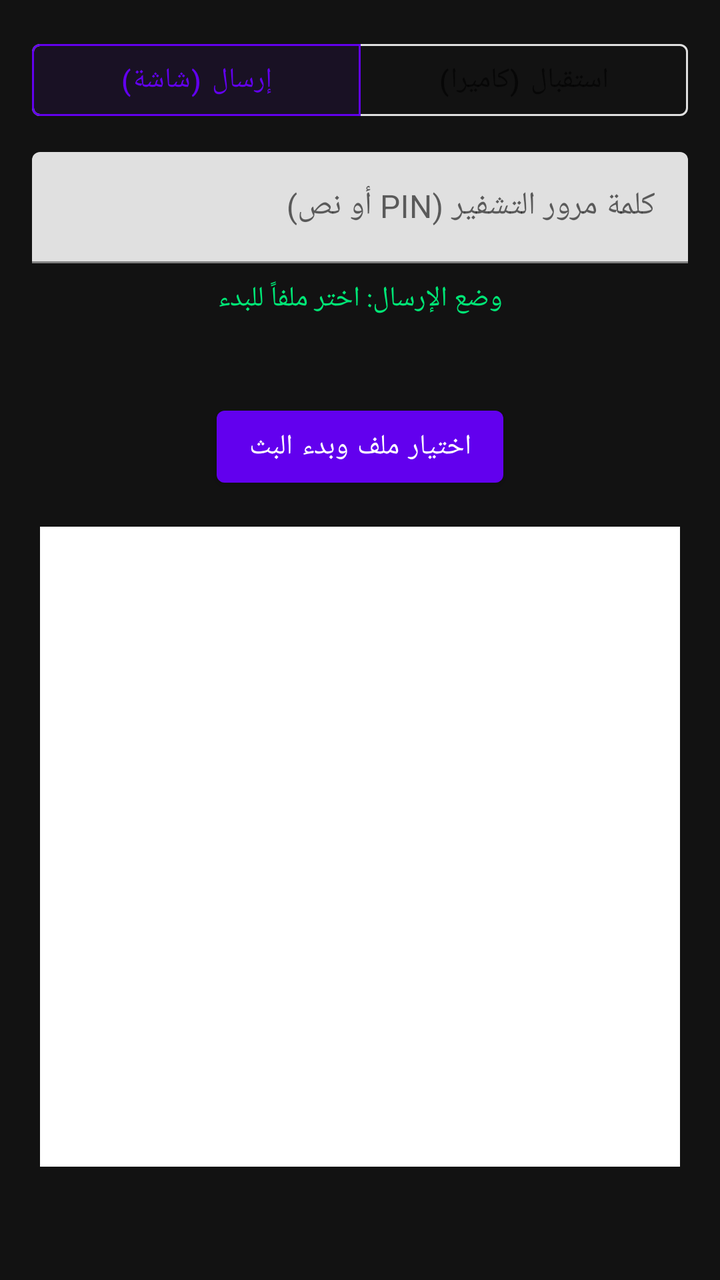
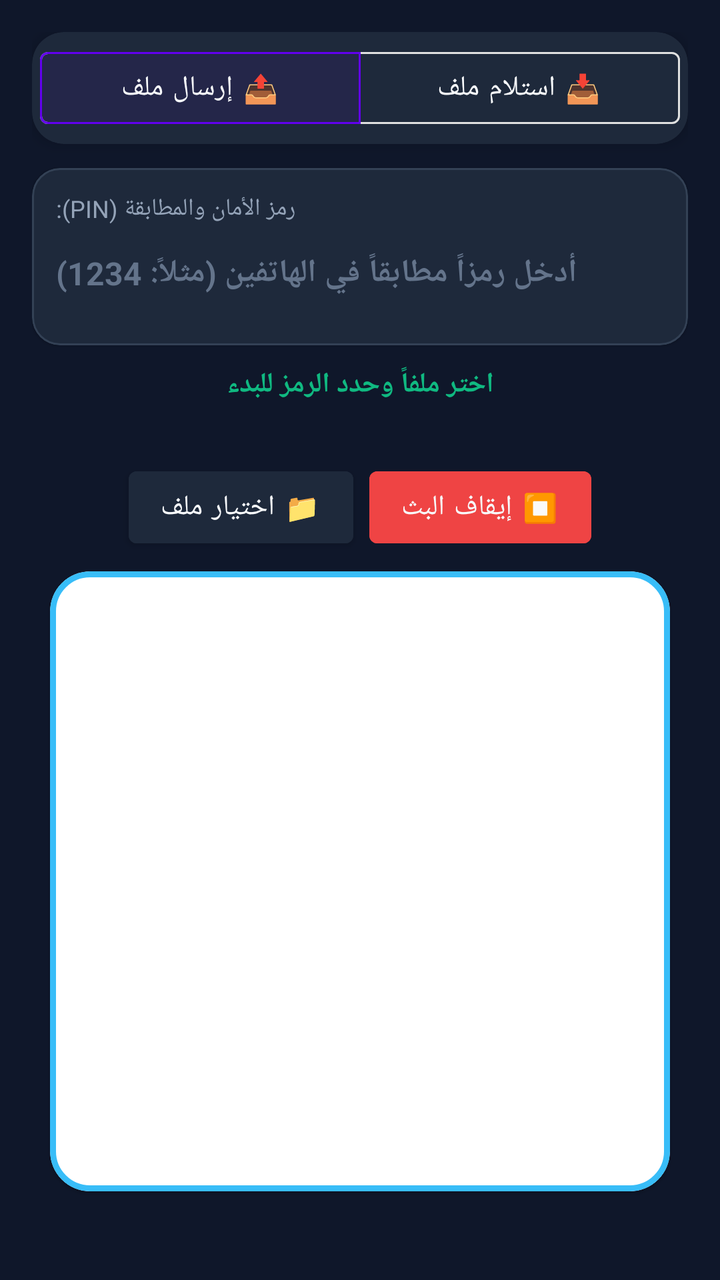

Compare the two renders of this Android layout. The source of the first and the diff that turns it into the second are given below.
<!-- AndroidManifest.xml: application theme Theme.MaterialComponents.DayNight.NoActionBar -->
<!-- res/layout/activity_main.xml -->
<?xml version="1.0" encoding="utf-8"?>
<LinearLayout xmlns:android="http://schemas.android.com/apk/res/android"
    xmlns:app="http://schemas.android.com/apk/res-auto"
    android:layout_width="match_parent"
    android:layout_height="match_parent"
    android:orientation="vertical"
    android:background="#121212"
    android:padding="16dp">
    <com.google.android.material.button.MaterialButtonToggleGroup
        android:id="@+id/toggleMode"
        android:layout_width="match_parent"
        android:layout_height="wrap_content"
        app:singleSelection="true"
        app:checkedButton="@id/btnModeSend">
        <Button
            android:id="@+id/btnModeSend"
            style="?attr/materialButtonOutlinedStyle"
            android:layout_width="0dp"
            android:layout_height="wrap_content"
            android:layout_weight="1"
            android:text="إرسال (شاشة)" />
        <Button
            android:id="@+id/btnModeReceive"
            style="?attr/materialButtonOutlinedStyle"
            android:layout_width="0dp"
            android:layout_height="wrap_content"
            android:layout_weight="1"
            android:text="استقبال (كاميرا)" />
    </com.google.android.material.button.MaterialButtonToggleGroup>
    <com.google.android.material.textfield.TextInputLayout
        android:layout_width="match_parent"
        android:layout_height="wrap_content"
        android:layout_marginTop="12dp"
        android:hint="كلمة مرور التشفير (PIN أو نص)"
        app:hintTextColor="#00E676"
        app:boxStrokeColor="#00E676">
        <com.google.android.material.textfield.TextInputEditText
            android:id="@+id/etPassword"
            android:layout_width="match_parent"
            android:layout_height="wrap_content"
            android:textColor="#FFFFFF"
            android:inputType="textPassword" />
    </com.google.android.material.textfield.TextInputLayout>
    <TextView
        android:id="@+id/tvStatus"
        android:layout_width="match_parent"
        android:layout_height="wrap_content"
        android:textColor="#00E676"
        android:textSize="14sp"
        android:textAlignment="center"
        android:layout_marginTop="8dp"
        android:text="وضع الإرسال: اختر ملفاً للبدء" />
    <ProgressBar
        android:id="@+id/progressBar"
        style="?android:attr/progressBarStyleHorizontal"
        android:layout_width="match_parent"
        android:layout_height="wrap_content"
        android:visibility="gone"
        android:layout_marginTop="4dp" />
    <LinearLayout
        android:id="@+id/layoutSend"
        android:layout_width="match_parent"
        android:layout_height="0dp"
        android:layout_weight="1"
        android:orientation="vertical"
        android:gravity="center"
        android:visibility="visible">
        <Button
            android:id="@+id/btnPickFile"
            android:layout_width="wrap_content"
            android:layout_height="wrap_content"
            android:text="اختيار ملف وبدء البث" />
        <ImageView
            android:id="@+id/ivQrDisplay"
            android:layout_width="320dp"
            android:layout_height="320dp"
            android:layout_marginTop="16dp"
            android:background="#FFFFFF"
            android:scaleType="fitCenter" />
    </LinearLayout>
    <FrameLayout
        android:id="@+id/layoutReceive"
        android:layout_width="match_parent"
        android:layout_height="0dp"
        android:layout_weight="1"
        android:layout_marginTop="12dp"
        android:visibility="gone">
        <androidx.camera.view.PreviewView
            android:id="@+id/previewView"
            android:layout_width="match_parent"
            android:layout_height="match_parent" />
    </FrameLayout>
</LinearLayout>
<!-- resources referenced by this layout -->
<resources>

</resources>

<!-- the commit's change to res/layout/activity_main.xml (unified diff, before → after) -->
@@ -4,59 +4,105 @@
     android:layout_width="match_parent"
     android:layout_height="match_parent"
     android:orientation="vertical"
-    android:background="#121212"
+    android:background="@color/bg_dark"
     android:padding="16dp">
-    <com.google.android.material.button.MaterialButtonToggleGroup
-        android:id="@+id/toggleMode"
+
+    
+    <com.google.android.material.card.MaterialCardView
         android:layout_width="match_parent"
         android:layout_height="wrap_content"
-        app:singleSelection="true"
-        app:checkedButton="@id/btnModeSend">
-        <Button
-            android:id="@+id/btnModeSend"
-            style="?attr/materialButtonOutlinedStyle"
-            android:layout_width="0dp"
+        app:cardCornerRadius="16dp"
+        app:cardBackgroundColor="@color/card_bg"
+        app:cardElevation="4dp"
+        app:strokeWidth="0dp">
+
+        <com.google.android.material.button.MaterialButtonToggleGroup
+            android:id="@+id/toggleMode"
+            android:layout_width="match_parent"
             android:layout_height="wrap_content"
-            android:layout_weight="1"
-            android:text="إرسال (شاشة)" />
-        <Button
-            android:id="@+id/btnModeReceive"
-            style="?attr/materialButtonOutlinedStyle"
-            android:layout_width="0dp"
-            android:layout_height="wrap_content"
-            android:layout_weight="1"
-            android:text="استقبال (كاميرا)" />
-    </com.google.android.material.button.MaterialButtonToggleGroup>
-    <com.google.android.material.textfield.TextInputLayout
+            android:padding="4dp"
+            app:singleSelection="true"
+            app:checkedButton="@id/btnModeSend">
+
+            <Button
+                android:id="@+id/btnModeSend"
+                style="?attr/materialButtonOutlinedStyle"
+                android:layout_width="0dp"
+                android:layout_height="wrap_content"
+                android:layout_weight="1"
+                android:textColor="@color/text_white"
+                android:text="📤 إرسال ملف" />
+
+            <Button
+                android:id="@+id/btnModeReceive"
+                style="?attr/materialButtonOutlinedStyle"
+                android:layout_width="0dp"
+                android:layout_height="wrap_content"
+                android:layout_weight="1"
+                android:textColor="@color/text_white"
+                android:text="📥 استلام ملف" />
+        </com.google.android.material.button.MaterialButtonToggleGroup>
+    </com.google.android.material.card.MaterialCardView>
+
+    
+    <com.google.android.material.card.MaterialCardView
         android:layout_width="match_parent"
         android:layout_height="wrap_content"
         android:layout_marginTop="12dp"
-        android:hint="كلمة مرور التشفير (PIN أو نص)"
-        app:hintTextColor="#00E676"
-        app:boxStrokeColor="#00E676">
-        <com.google.android.material.textfield.TextInputEditText
-            android:id="@+id/etPassword"
+        app:cardCornerRadius="14dp"
+        app:cardBackgroundColor="@color/card_bg"
+        app:strokeWidth="1dp"
+        app:strokeColor="#334155">
+
+        <LinearLayout
             android:layout_width="match_parent"
             android:layout_height="wrap_content"
-            android:textColor="#FFFFFF"
-            android:inputType="textPassword" />
-    </com.google.android.material.textfield.TextInputLayout>
+            android:orientation="vertical"
+            android:padding="12dp">
+
+            <TextView
+                android:layout_width="wrap_content"
+                android:layout_height="wrap_content"
+                android:text="رمز الأمان والمطابقة (PIN):"
+                android:textColor="@color/text_muted"
+                android:textSize="12sp" />
+
+            <EditText
+                android:id="@+id/etPin"
+                android:layout_width="match_parent"
+                android:layout_height="48dp"
+                android:background="@null"
+                android:hint="أدخل رمزاً مطابقاً في الهاتفين (مثلاً: 1234)"
+                android:textColorHint="#64748B"
+                android:textColor="@color/accent_blue"
+                android:textSize="16sp"
+                android:textStyle="bold"
+                android:inputType="textPassword" />
+        </LinearLayout>
+    </com.google.android.material.card.MaterialCardView>
+
+    
     <TextView
         android:id="@+id/tvStatus"
         android:layout_width="match_parent"
         android:layout_height="wrap_content"
-        android:textColor="#00E676"
+        android:textColor="@color/accent_green"
         android:textSize="14sp"
+        android:textStyle="bold"
         android:textAlignment="center"
-        android:layout_marginTop="8dp"
-        android:text="وضع الإرسال: اختر ملفاً للبدء" />
+        android:layout_marginTop="10dp"
+        android:text="اختر ملفاً وحدد الرمز للبدء" />
+
     <ProgressBar
         android:id="@+id/progressBar"
         style="?android:attr/progressBarStyleHorizontal"
         android:layout_width="match_parent"
-        android:layout_height="wrap_content"
+        android:layout_height="8dp"
+        android:progressDrawable="@android:drawable/progress_horizontal"
         android:visibility="gone"
-        android:layout_marginTop="4dp" />
+        android:layout_marginTop="6dp" />
+
+    
     <LinearLayout
         android:id="@+id/layoutSend"
         android:layout_width="match_parent"
@@ -65,29 +111,70 @@
         android:orientation="vertical"
         android:gravity="center"
         android:visibility="visible">
-        <Button
-            android:id="@+id/btnPickFile"
-            android:layout_width="wrap_content"
+
+        <LinearLayout
+            android:layout_width="match_parent"
             android:layout_height="wrap_content"
-            android:text="اختيار ملف وبدء البث" />
-        <ImageView
-            android:id="@+id/ivQrDisplay"
-            android:layout_width="320dp"
-            android:layout_height="320dp"
-            android:layout_marginTop="16dp"
-            android:background="#FFFFFF"
-            android:scaleType="fitCenter" />
+            android:orientation="horizontal"
+            android:gravity="center"
+            android:layout_marginBottom="8dp">
+
+            <Button
+                android:id="@+id/btnPickFile"
+                android:layout_width="wrap_content"
+                android:layout_height="wrap_content"
+                android:text="📁 اختيار ملف"
+                android:backgroundTint="@color/card_bg"
+                android:textColor="@color/text_white" />
+
+            <Button
+                android:id="@+id/btnStopSend"
+                android:layout_width="wrap_content"
+                android:layout_height="wrap_content"
+                android:layout_marginStart="8dp"
+                android:text="⏹ إيقاف البث"
+                android:backgroundTint="@color/accent_red"
+                android:textColor="@color/text_white"
+                android:enabled="false" />
+        </LinearLayout>
+
+        <com.google.android.material.card.MaterialCardView
+            android:layout_width="310dp"
+            android:layout_height="310dp"
+            app:cardCornerRadius="20dp"
+            app:cardBackgroundColor="#FFFFFF"
+            app:strokeWidth="3dp"
+            app:strokeColor="@color/accent_blue">
+
+            <ImageView
+                android:id="@+id/ivQrDisplay"
+                android:layout_width="match_parent"
+                android:layout_height="match_parent"
+                android:padding="8dp"
+                android:scaleType="fitCenter" />
+        </com.google.android.material.card.MaterialCardView>
     </LinearLayout>
+
+    
     <FrameLayout
         android:id="@+id/layoutReceive"
         android:layout_width="match_parent"
         android:layout_height="0dp"
         android:layout_weight="1"
-        android:layout_marginTop="12dp"
+        android:layout_marginTop="8dp"
         android:visibility="gone">
+
         <androidx.camera.view.PreviewView
             android:id="@+id/previewView"
             android:layout_width="match_parent"
             android:layout_height="match_parent" />
+
+        
+        <View
+            android:layout_width="260dp"
+            android:layout_height="260dp"
+            android:layout_gravity="center"
+            android:background="@drawable/abc_cab_background_top_material"
+            android:alpha="0.3" />
     </FrameLayout>
 </LinearLayout>
<!-- resource entries referenced after the edit -->
@@ -1,5 +1,11 @@
 <!-- resources referenced by this layout -->
 <resources>
-
+  <color name="accent_blue">#38BDF8</color>
+  <color name="accent_green">#10B981</color>
+  <color name="accent_red">#EF4444</color>
+  <color name="bg_dark">#0F172A</color>
+  <color name="card_bg">#1E293B</color>
+  <color name="text_muted">#94A3B8</color>
+  <color name="text_white">#F8FAFC</color>
 </resources>
 
